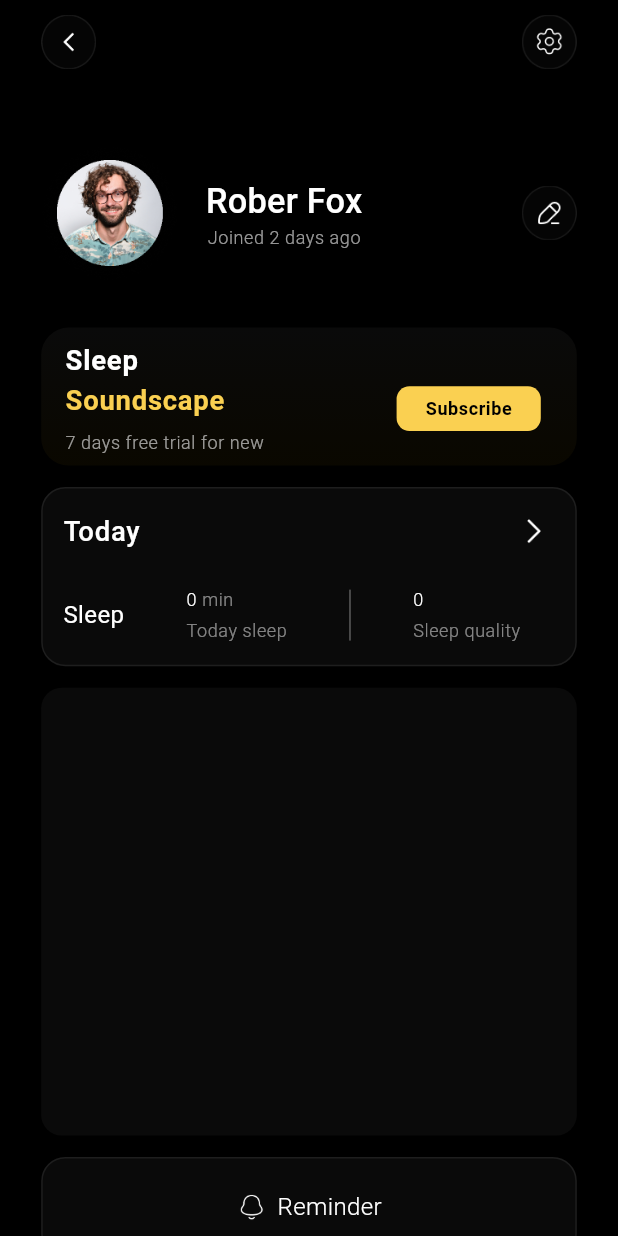
After one commit to backbencherstudio/Sleep-Soundscape, a Flutter app: the ProfileScreen screen opened by its route, on a phone screen of 412 x 824 dp. The commit adds this screen. Run offline on Flutter 3.47's test engine with Material 3 defaults, Android fonts, the phone set to English and light mode, and no system bars; our stand-ins replace flutter_screenutil, flutter_time_picker_spinner; Roboto replaces fonts that are missing (Lexend).

Commit message:
profile screen added

```diff
--- a/lib/Utils/route_name.dart
+++ b/lib/Utils/route_name.dart
@@ -1,8 +1,9 @@
 class RouteName {
-  static const splashScreen = "splashScreen";
-  static const onboardingScreen = "onboardingScreen";
-  static const loginScreen = "loginScreen";
-  static const parentScreens = "parentScreens";
-  static const homeScreen = "homeScreen";
+  static const splashScreen = "/splashScreen";
+  static const onboardingScreen = "/onboardingScreen";
+  static const loginScreen = "/loginScreen";
+  static const parentScreens = "/parentScreens";
+  static const homeScreen = "/homeScreen";
+  static const profileScreen = "/profileScreen";
 
 }
--- a/lib/main.dart
+++ b/lib/main.dart
@@ -6,6 +6,7 @@ import 'package:sleep_soundscape/view/Login_Screen/completeProfile_Screen.dart';
 import 'package:sleep_soundscape/view/login_Screen/login_Screen.dart';
 import 'package:sleep_soundscape/view/onboarding_screen/onboarding_screen.dart';
 import 'package:sleep_soundscape/view/parent_screen/screen/parent_screen.dart';
+import 'package:sleep_soundscape/view/settings_screens/profile_screen.dart';
 import 'package:sleep_soundscape/view/settings_screens/settings_screen.dart';
 import 'package:sleep_soundscape/view/splash_screen/splash_screen.dart';
 import 'model_view/parent_screen_provider.dart';
@@ -71,12 +72,8 @@ class MyApp extends StatelessWidget {
             initialRoute: '/',
             routes: {
               '/': (context) => const SettingsScreen(),
-              // '/${RouteName.onboardingScreen}':
-              //     (context) => const OnboardingScreen(),
-              // '/': (context) => const SplashScreen(),
-              // '/${RouteName.onboardingScreen}':
-              //     (context) => const OnboardingScreen(),
-              // '/${RouteName.parentScreens}': (context) => const ParentScreens(),
+              RouteName.profileScreen : (context) => ProfileScreen()
+
             },
           );
         },
--- /dev/null
+++ b/lib/view/settings_screens/profile_screen.dart
@@ -0,0 +1,235 @@
+import 'dart:ui';
+
+import 'package:flutter/material.dart';
+import 'package:flutter_screenutil/flutter_screenutil.dart';
+import 'package:sleep_soundscape/view/settings_screens/widgets/subscribe_tile.dart';
+
+class ProfileScreen extends StatelessWidget {
+  const ProfileScreen({super.key});
+
+  @override
+  Widget build(BuildContext context) {
+    return Scaffold(
+      backgroundColor: Color(0xFF000000),
+      appBar: AppBar(
+        leadingWidth: 56.w,
+        backgroundColor: Colors.black,
+        surfaceTintColor: Colors.transparent,
+        leading:  Padding(
+          padding:  EdgeInsets.only(left: 24.0.w),
+          child: GestureDetector(
+            onTap: (){
+              Navigator.pop(context);
+            },
+            child: ImageIcon(
+              AssetImage("assets/icons/back.png"),
+              size: 32.r,
+              color: Colors.white,
+            ),
+          ),
+        ),
+        actionsPadding: EdgeInsets.only(right: 24.w),
+        actions: [
+          GestureDetector(
+            onTap: (){
+
+            },
+            child: ImageIcon(
+              AssetImage("assets/icons/settings.png"),
+              size: 32.r,
+              color: Colors.white,
+            ),
+          )
+        ],
+      ),
+      body: SafeArea(
+        child: Padding(
+          padding: EdgeInsets.symmetric(horizontal: 24.w),
+          child: SingleChildScrollView(
+            child: Column(
+              children: [
+                SizedBox(height: 32.h),
+                Row(
+                  children: [
+                    Container(
+                      width: 80.w,
+                      height: 80.h,
+                      decoration: BoxDecoration(
+                        shape: BoxShape.circle,
+                        image: DecorationImage(
+                          image: AssetImage("assets/images/user_1.png"),
+                          fit: BoxFit.cover,
+                          onError: (_, __) {
+                            AssetImage("assets/icons/profile.png");
+                          },
+                        ),
+                      ),
+                    ),
+                    SizedBox(width: 16.w),
+                    Column(
+                      children: [
+                        Text(
+                          "Rober Fox",
+                          style: Theme.of(
+                            context,
+                          ).textTheme.titleMedium!.copyWith(
+                            fontFamily: "Lexend",
+                            color: Colors.white,
+                            fontSize: 20.sp,
+                            fontWeight: FontWeight.w500,
+                          ),
+                        ),
+                        SizedBox(width: 6.h),
+                        Text(
+                          "Joined 2 days ago",
+                          style: Theme.of(context).textTheme.bodySmall!.copyWith(
+                            color: Color.fromRGBO(255, 255, 255, 0.60),
+                            fontWeight: FontWeight.w300,
+                            fontFamily: "Lexend",
+                          ),
+                        ),
+                      ],
+                    ),
+                    Spacer(),
+                    ImageIcon(
+                      AssetImage("assets/icons/edit.png"),
+                      color: Colors.white,
+                      size: 32.r,
+                    ),
+                  ],
+                ),
+                SizedBox(height: 24.h),
+                SubscribeTile(),
+                SizedBox(height: 12.h),
+                buildTodaySleepInfoTile(context),
+                SizedBox(height: 12.h),
+                Container(
+                  width: double.infinity,
+                  height: 250.h,
+                  decoration: BoxDecoration(
+                    color: Color.fromRGBO(255, 255, 255, 0.04),
+                    borderRadius: BorderRadius.circular(12.r)
+                  ),
+                ),
+                SizedBox(height: 12.h),
+                buildButtonTile(context:  context, imagePath: "assets/icons/notification.png",title: "Reminder"),
+                SizedBox(height: 12.h),
+                buildButtonTile(context:  context, imagePath: "assets/icons/download.png",title: "Reminder"),
+                SizedBox(height: 32.h),
+              ],
+            ),
+          ),
+        ),
+      ),
+    );
+  }
+
+  Container buildButtonTile({required BuildContext context, required String imagePath, required String title}) {
+    return Container(
+                width: double.infinity,
+                height: 56.h,
+                decoration: BoxDecoration(
+                  color: Color.fromRGBO(255, 255, 255, 0.04),
+                  borderRadius: BorderRadius.circular(14.r),
+                  border: Border.all(color:Color.fromRGBO(255, 255, 255, 0.08), )
+                ),
+                child: Row(
+                  mainAxisAlignment: MainAxisAlignment.center,
+                  children: [
+                    ImageIcon(AssetImage(imagePath),color: Colors.white,size: 18.r,),
+                    SizedBox(width: 6.w,),
+                    Text(title,style: Theme.of(context).textTheme.bodyMedium!.copyWith(
+                      color: Colors.white,
+                      fontWeight: FontWeight.w300,
+                    ),)
+                  ],
+                ),
+              );
+  }
+
+  Container buildTodaySleepInfoTile(BuildContext context) {
+    return Container(
+              width: double.infinity,
+              height: 100.h,
+              padding: EdgeInsets.symmetric(horizontal: 12.r,),
+              decoration: BoxDecoration(
+                color: Color.fromRGBO(255, 255, 255, 0.04),
+                borderRadius: BorderRadius.circular(14.r),
+                border: Border.all(color:Color.fromRGBO(255, 255, 255, 0.08), )
+              ),
+              child: Column(
+                mainAxisAlignment: MainAxisAlignment.center,
+                children: [
+                  Row(
+                    children: [
+                      Text("Today",style: Theme.of(context).textTheme.bodyLarge!.copyWith(
+                        color: Colors.white
+                      ),),
+                      Spacer(),
+                      ImageIcon(AssetImage("assets/icons/arrow-right.png"),size: 24.r,color: Colors.white,)
+                    ],
+                  ),
+                  SizedBox(height: 20.h,),
+                  Row(
+                    children: [
+                      Text("Sleep",style: Theme.of(context).textTheme.bodyMedium!.copyWith(
+                          color: Colors.white,
+                        fontWeight: FontWeight.w400
+                      ),),
+                      Spacer(),
+                      Column(
+                        crossAxisAlignment: CrossAxisAlignment.start,
+                        children: [
+                          RichText(
+                            text:  TextSpan(
+                              children: <TextSpan>[
+                                TextSpan(
+                                  text: "0",style: Theme.of(context).textTheme.bodySmall!.copyWith(
+                                  color: Colors.white,
+                                  fontWeight: FontWeight.w300,
+                                )
+                                ),
+                                TextSpan(text: " min",style: Theme.of(context).textTheme.bodySmall!.copyWith(
+                                  color: Color.fromRGBO(255, 255, 255, 0.50),
+                                  fontWeight: FontWeight.w300,
+                                ))
+                              ]
+                            ),
+                          ),
+                          SizedBox(height: 4.h,),
+                          Text("Today sleep",style: Theme.of(context).textTheme.bodySmall!.copyWith(
+                            color: Color.fromRGBO(255, 255, 255, 0.50),
+                            fontWeight: FontWeight.w300,
+                          ),)
+                        ],
+                      ),
+                      Spacer(),
+                      SizedBox(
+                        height: 34,
+                       width: 1.w,
+                        child: VerticalDivider(color: Color.fromRGBO(255, 255, 255, 0.5),thickness: 0,),
+                      ),
+                      Spacer(),
+                      Column(
+                        crossAxisAlignment: CrossAxisAlignment.start,
+                        children: [
+                          Text("0",style: Theme.of(context).textTheme.bodySmall!.copyWith(
+                            color: Colors.white,
+                            fontWeight: FontWeight.w300,
+                          ),),
+                          SizedBox(height: 4.h,),
+                          Text("Sleep quality",style: Theme.of(context).textTheme.bodySmall!.copyWith(
+                            color: Color.fromRGBO(255, 255, 255, 0.50),
+                            fontWeight: FontWeight.w300,
+                          ),),
+                        ],
+                      ),
+                      SizedBox(width: 20.w,)
+
+                    ],
+                  )
+                ],
+              ),
+            );
+  }
+}
--- a/lib/view/settings_screens/settings_screen.dart
+++ b/lib/view/settings_screens/settings_screen.dart
@@ -1,7 +1,5 @@
 import 'package:flutter/material.dart';
-import 'package:flutter_screenutil/flutter_screenutil.dart';
-import 'package:sleep_soundscape/global_widget/custom_button.dart';
-import 'package:sleep_soundscape/view/settings_screens/widgets/settings_item_tile.dart';
+import 'package:sleep_soundscape/view/settings_screens/widgets/setting_bottom_modal_sheet.dart';
 
 class SettingsScreen extends StatelessWidget {
   const SettingsScreen({super.key});
@@ -13,7 +11,7 @@ class SettingsScreen extends StatelessWidget {
       body: Center(
         child: IconButton(
           onPressed: (){
-            settingModalSheet(context);
+            settingBottomModalSheet(context);
           },
           icon: Icon(Icons.menu,size: 50,),
         ),
@@ -21,105 +19,3 @@ class SettingsScreen extends StatelessWidget {
     );
   }
 }
-
-
-void settingModalSheet(BuildContext context){
-  showModalBottomSheet(
-    shape: RoundedRectangleBorder(
-      borderRadius: BorderRadius.only(
-        topLeft: Radius.circular(10.w),
-        topRight: Radius.circular(10.w),
-      )
-    ),
-      context: context,
-      isScrollControlled: true,
-      backgroundColor: Color(0xFF0F0F13),
-      builder: (contex) {
-        return SizedBox(
-          width: double.infinity,
-          height: MediaQuery.of(context).size.height * 0.9,
-          child: Padding(
-            padding:  EdgeInsets.symmetric(horizontal: 24.w),
-            child: Column(
-              children: [
-                SizedBox(height: 6.h,),
-
-                Container(
-                  width: 115.w,
-                  height: 6.h,
-                  decoration: BoxDecoration(
-                      color: Color.fromRGBO(255, 255, 255, 0.10),
-                      borderRadius: BorderRadius.circular(100.r)
-                  ),
-                ),
-                SizedBox(height: 12.h,),
-                AppBar(
-                  backgroundColor: Color(0xFF0F0F13) ,
-                  leadingWidth: 32.w,
-                  leading: GestureDetector(
-                      onTap: (){
-                        Navigator.pop(context);
-                      },
-                      child:  ImageIcon(AssetImage("assets/icons/back.png"),size: 32.r,color: Colors.white,)),   //Image.asset("assets/icons/back.png",width: 32.w,height: 32.h,fit: BoxFit.contain,)),
-                  centerTitle: true,
-                  title: Text("Settings",),
-                  titleTextStyle: TextStyle(
-                      fontFamily: "Lexend",
-                      fontSize: 20.sp,
-                      fontWeight: FontWeight.w500
-                  ),
-                ),
-
-                Expanded(
-                  child: SingleChildScrollView(
-                    child: Column(
-                      children: [
-                        SizedBox(height: 24.h,),
-                        SettingsItemTile(onTap: (){},imagePath: "assets/icons/profile.png",title: "Profile",),
-                        SizedBox(height: 18.h,),
-                        Divider(color: Color.fromRGBO(255, 255, 255, 0.1),),
-                        SizedBox(height: 24.h,),
-                        SettingsItemTile(onTap: (){},imagePath: "assets/icons/cng-password.png",title: "Change Password"),
-                        SizedBox(height: 18.h,),
-                        Divider(color: Color.fromRGBO(255, 255, 255, 0.1),),
-                        SizedBox(height: 24.h,),
-                        SettingsItemTile(onTap: (){},imagePath: "assets/icons/invite-friends.png",title: "Invite Friends"),
-                        SizedBox(height: 18.h,),
-                        Divider(color: Color.fromRGBO(255, 255, 255, 0.1),),
-                        SizedBox(height: 24.h,),
-                        SettingsItemTile(onTap: (){},imagePath: "assets/icons/notification.png",title: "Notifications"),
-                        SizedBox(height: 18.h,),
-                        Divider(color: Color.fromRGBO(255, 255, 255, 0.1),),
-                        SizedBox(height: 24.h,),
-                        SettingsItemTile(onTap: (){},imagePath: "assets/icons/language.png",title: "Language"),
-                        SizedBox(height: 18.h,),
-                        Divider(color: Color.fromRGBO(255, 255, 255, 0.1),),
-                        SizedBox(height: 24.h,),
-                        SettingsItemTile(onTap: (){},imagePath: "assets/icons/Personalization.png",title: "Personalization"),
-                        SizedBox(height: 18.h,),
-                        Divider(color: Color.fromRGBO(255, 255, 255, 0.1),),
-                        SizedBox(height: 24.h,),
-                        SettingsItemTile(onTap: (){},imagePath: "assets/icons/apple-health.png",title: "Apple Health"),
-                        SizedBox(height: 18.h,),
-                        Divider(color: Color.fromRGBO(255, 255, 255, 0.1),),
-                        SizedBox(height: 24.h,),
-                        SettingsItemTile(onTap: (){},imagePath: "assets/icons/faq.png",title: "FAQs"),
-                        SizedBox(height: 18.h,),
-                        Divider(color: Color.fromRGBO(255, 255, 255, 0.1),),
-                        SizedBox(height: 24.h,),
-                        SettingsItemTile(onTap: (){},imagePath: "assets/icons/about.png",title: "About"),
-                        SizedBox(height: 32.h,),
-                        CustomButton(text: "Sign out", onPressed: (){}),
-                        SizedBox(height: 40.h,),
-
-                      ],
-                    ),
-                  ),
-                ),
-              ],
-            ),
-          ),
-        );
-      }
-  );
-}
--- /dev/null
+++ b/lib/view/settings_screens/widgets/setting_bottom_modal_sheet.dart
@@ -0,0 +1,108 @@
+import 'package:flutter/material.dart';
+import 'package:flutter_screenutil/flutter_screenutil.dart';
+import 'package:sleep_soundscape/Utils/route_name.dart';
+import 'package:sleep_soundscape/global_widget/custom_button.dart';
+import 'package:sleep_soundscape/view/settings_screens/widgets/settings_item_tile.dart';
+
+void settingBottomModalSheet(BuildContext context){
+  showModalBottomSheet(
+      shape: RoundedRectangleBorder(
+          borderRadius: BorderRadius.only(
+            topLeft: Radius.circular(10.w),
+            topRight: Radius.circular(10.w),
+          )
+      ),
+      context: context,
+      isScrollControlled: true,
+      backgroundColor: Color(0xFF0F0F13),
+      builder: (contex) {
+        return SizedBox(
+          width: double.infinity,
+          height: MediaQuery.of(context).size.height * 0.9,
+          child: Padding(
+            padding:  EdgeInsets.symmetric(horizontal: 24.w),
+            child: Column(
+              children: [
+                SizedBox(height: 6.h,),
+
+                Container(
+                  width: 115.w,
+                  height: 6.h,
+                  decoration: BoxDecoration(
+                      color: Color.fromRGBO(255, 255, 255, 0.10),
+                      borderRadius: BorderRadius.circular(100.r)
+                  ),
+                ),
+                SizedBox(height: 12.h,),
+                AppBar(
+                  backgroundColor: Color(0xFF0F0F13) ,
+                  leadingWidth: 32.w,
+                  leading: GestureDetector(
+                      onTap: (){
+                        Navigator.pop(context);
+                      },
+                      child:  ImageIcon(AssetImage("assets/icons/back.png"),size: 32.r,color: Colors.white,)),   //Image.asset("assets/icons/back.png",width: 32.w,height: 32.h,fit: BoxFit.contain,)),
+                  centerTitle: true,
+                  title: Text("Settings",),
+                  titleTextStyle: TextStyle(
+                      fontFamily: "Lexend",
+                      fontSize: 20.sp,
+                      fontWeight: FontWeight.w500
+                  ),
+                ),
+
+                Expanded(
+                  child: SingleChildScrollView(
+                    child: Column(
+                      children: [
+                        SizedBox(height: 24.h,),
+                        SettingsItemTile(onTap: (){
+                          Navigator.pushNamed(context, RouteName.profileScreen);
+                        },imagePath: "assets/icons/profile.png",title: "Profile",),
+                        SizedBox(height: 18.h,),
+                        Divider(color: Color.fromRGBO(255, 255, 255, 0.1),),
+                        SizedBox(height: 24.h,),
+                        SettingsItemTile(onTap: (){},imagePath: "assets/icons/cng-password.png",title: "Change Password"),
+                        SizedBox(height: 18.h,),
+                        Divider(color: Color.fromRGBO(255, 255, 255, 0.1),),
+                        SizedBox(height: 24.h,),
+                        SettingsItemTile(onTap: (){},imagePath: "assets/icons/invite-friends.png",title: "Invite Friends"),
+                        SizedBox(height: 18.h,),
+                        Divider(color: Color.fromRGBO(255, 255, 255, 0.1),),
+                        SizedBox(height: 24.h,),
+                        SettingsItemTile(onTap: (){},imagePath: "assets/icons/notification.png",title: "Notifications"),
+                        SizedBox(height: 18.h,),
+                        Divider(color: Color.fromRGBO(255, 255, 255, 0.1),),
+                        SizedBox(height: 24.h,),
+                        SettingsItemTile(onTap: (){},imagePath: "assets/icons/language.png",title: "Language"),
+                        SizedBox(height: 18.h,),
+                        Divider(color: Color.fromRGBO(255, 255, 255, 0.1),),
+                        SizedBox(height: 24.h,),
+                        SettingsItemTile(onTap: (){},imagePath: "assets/icons/Personalization.png",title: "Personalization"),
+                        SizedBox(height: 18.h,),
+                        Divider(color: Color.fromRGBO(255, 255, 255, 0.1),),
+                        SizedBox(height: 24.h,),
+                        SettingsItemTile(onTap: (){},imagePath: "assets/icons/apple-health.png",title: "Apple Health"),
+                        SizedBox(height: 18.h,),
+                        Divider(color: Color.fromRGBO(255, 255, 255, 0.1),),
+                        SizedBox(height: 24.h,),
+                        SettingsItemTile(onTap: (){},imagePath: "assets/icons/faq.png",title: "FAQs"),
+                        SizedBox(height: 18.h,),
+                        Divider(color: Color.fromRGBO(255, 255, 255, 0.1),),
+                        SizedBox(height: 24.h,),
+                        SettingsItemTile(onTap: (){},imagePath: "assets/icons/about.png",title: "About"),
+                        SizedBox(height: 32.h,),
+                        CustomButton(text: "Sign out", onPressed: (){}),
+                        SizedBox(height: 40.h,),
+
+                      ],
+                    ),
+                  ),
+                ),
+              ],
+            ),
+          ),
+        );
+      }
+  );
+}
--- /dev/null
+++ b/lib/view/settings_screens/widgets/subscribe_tile.dart
@@ -0,0 +1,94 @@
+import 'package:flutter/material.dart';
+import 'package:flutter_screenutil/flutter_screenutil.dart';
+
+class SubscribeTile extends StatelessWidget {
+  const SubscribeTile({
+    super.key,
+  });
+
+
+
+  @override
+  Widget build(BuildContext context) {
+    return Container(
+      width: double.infinity,
+      height: 77.h,
+      decoration: BoxDecoration(
+        gradient: LinearGradient(
+          colors: [
+            Color.fromRGBO(255, 255, 255, 0.04),
+            Color.fromRGBO(255, 191, 0, 0.04),
+          ], // Gold fading effect
+          begin: Alignment.topCenter,
+          end: Alignment.bottomCenter,
+        ),
+        borderRadius: BorderRadius.circular(16.r), // Rounded corners
+      ),
+      child: ListTile(
+        minTileHeight: 77.h,
+        tileColor: Colors.transparent,
+        title: Column(
+          crossAxisAlignment: CrossAxisAlignment.start,
+          children: [
+            RichText(
+              text: TextSpan(
+                children: [
+                  TextSpan(
+                    text: "Sleep\n",
+                    style: Theme.of(
+                      context,
+                    ).textTheme.bodyLarge!.copyWith(
+                      fontFamily: "Lexend",
+                      fontWeight: FontWeight.w700,
+                      color: Color(0xFFFFFFFF),
+                    ),
+                  ),
+                  TextSpan(
+                    text: "Soundscape",
+                    style: Theme.of(
+                      context,
+                    ).textTheme.bodyLarge!.copyWith(
+                      fontFamily: "Lexend",
+                      fontWeight: FontWeight.w700,
+                      color: Color(0xFFFAD051),
+                    ),
+                  ),
+                ],
+              ),
+            ),
+            SizedBox(height: 6.h),
+            Text(
+              "7 days free trial for new",
+              style: Theme.of(context).textTheme.bodySmall!.copyWith(
+                fontFamily: "Lexend",
+                fontWeight: FontWeight.w300,
+                color: Color.fromRGBO(255, 255, 255, 0.6),
+              ),
+            ),
+          ],
+        ),
+        trailing: GestureDetector(
+          onTap: (){},
+          child: Container(
+            width: 84.w,
+            height: 25.h,
+            decoration: BoxDecoration(
+              color: Color(0xFFFAD051),
+              borderRadius: BorderRadius.circular(7.5.r),
+            ),
+            child: Center(
+              child: Text(
+                "Subscribe",
+                style: Theme.of(context).textTheme.bodySmall!.copyWith(
+                  fontFamily: "Lexend",
+                  fontWeight: FontWeight.w600,
+                  color: Color(0xFF000000),
+                ),
+              ),
+            ),
+          ),
+        ),
+      ),
+    );
+  }
+}
```
Also changed, not shown: assets/icons/arrow-right.png (added), assets/icons/download.png (added), assets/icons/edit.png (added), assets/icons/settings.png (added), assets/images/user_1.png.
